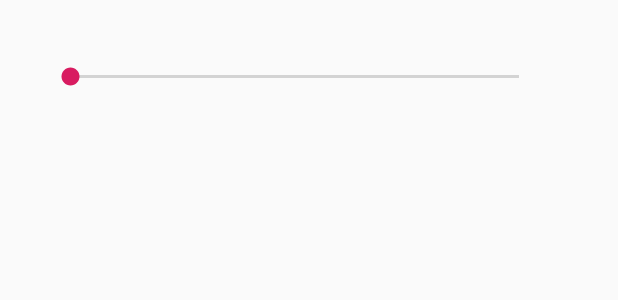
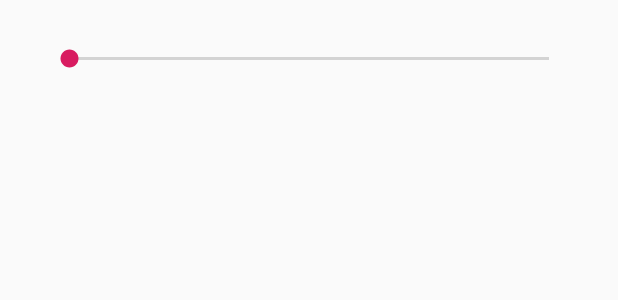
Before and after one commit to aryanknight/AndroidStudio-ListViews-TimesTablesApp, an Android app: the layout activity_main.xml on its own in the app's theme, with its tools: preview values and no code run, on a phone screen of 412 x 824 dp. Shown: the top 300 px of the screen. Run offline under Robolectric (Android 15) with nearby library versions, the phone set to English and light mode, and no system bars.

```diff
--- a/app/src/main/res/layout/activity_main.xml
+++ b/app/src/main/res/layout/activity_main.xml
@@ -8,24 +8,21 @@
 
     <SeekBar
         android:id="@+id/seekBar"
-        android:layout_width="331dp"
-        android:layout_height="43dp"
+        android:layout_width="0dp"
+        android:layout_height="wrap_content"
         android:layout_marginStart="30dp"
         android:layout_marginLeft="30dp"
         android:layout_marginTop="30dp"
-        android:layout_marginEnd="50dp"
-        android:layout_marginRight="50dp"
+        android:layout_marginEnd="30dp"
+        android:layout_marginRight="30dp"
         app:layout_constraintEnd_toEndOf="parent"
         app:layout_constraintStart_toStartOf="parent"
         app:layout_constraintTop_toTopOf="parent" />
 
     <RelativeLayout
-        android:layout_width="412dp"
-        android:layout_height="610dp"
-        android:layout_marginTop="20dp"
-        android:layout_marginEnd="2dp"
-        android:layout_marginRight="2dp"
-        android:layout_marginBottom="10dp"
+        android:layout_width="0dp"
+        android:layout_height="0dp"
+        android:layout_marginTop="40dp"
         app:layout_constraintBottom_toBottomOf="parent"
         app:layout_constraintEnd_toEndOf="parent"
         app:layout_constraintStart_toStartOf="parent"
--- a/app/src/main/res/values/styles.xml
+++ b/app/src/main/res/values/styles.xml
@@ -1,7 +1,7 @@
 <resources>
 
     <!-- Base application theme. -->
-    <style name="AppTheme" parent="Theme.AppCompat.Light.DarkActionBar">
+    <style name="AppTheme" parent="Theme.AppCompat.Light.NoActionBar">
         <!-- Customize your theme here. -->
         <item name="colorPrimary">@color/colorPrimary</item>
         <item name="colorPrimaryDark">@color/colorPrimaryDark</item>
```
